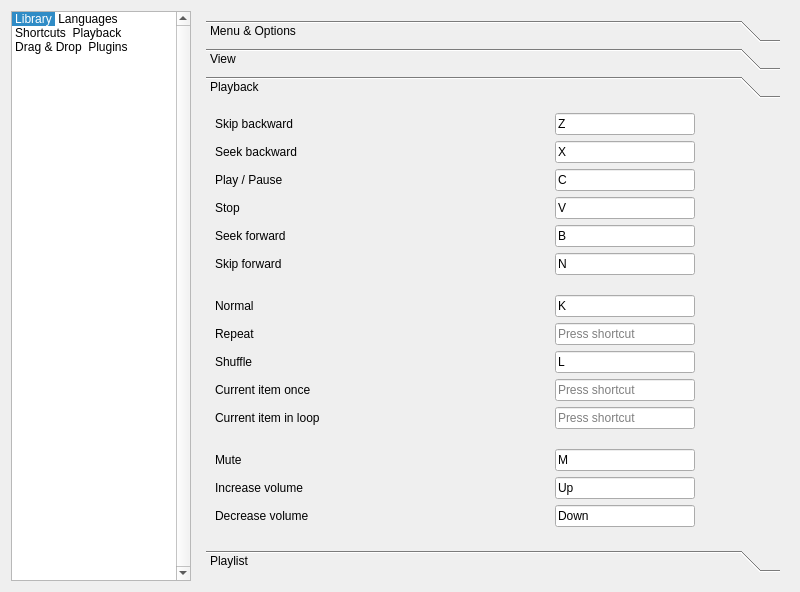
Qt form code/MiamPlayer/customizeoptionsdialog.ui (MBach/Miam-Player) before a commit.
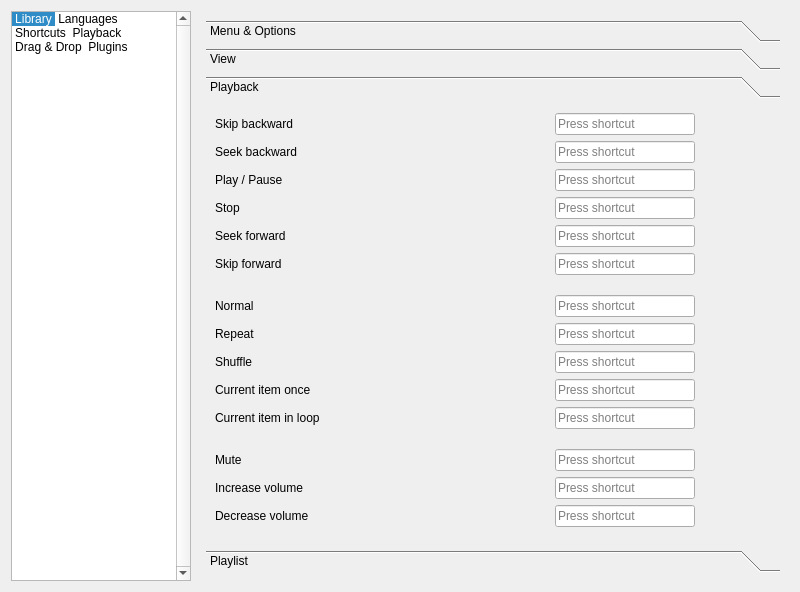
The same form after that commit. The open tabs and pages were chosen to show the change. Icons and pictures are not drawn. Custom widgets are drawn as their Qt base class.

Diff of the .ui file:
```diff
--- a/code/MiamPlayer/customizeoptionsdialog.ui
+++ b/code/MiamPlayer/customizeoptionsdialog.ui
@@ -1422,8 +1422,8 @@
           <property name="geometry">
            <rect>
             <x>0</x>
-            <y>0</y>
-            <width>299</width>
+            <y>-68</y>
+            <width>555</width>
             <height>508</height>
            </rect>
           </property>
@@ -1891,7 +1891,7 @@
            <item row="16" column="3">
             <widget class="QKeySequenceEdit" name="playbackRandom">
              <property name="keySequence">
-              <string notr="true">L</string>
+              <string notr="true"/>
              </property>
             </widget>
            </item>
@@ -1912,35 +1912,35 @@
            <item row="12" column="3">
             <widget class="QKeySequenceEdit" name="playbackSequential">
              <property name="keySequence">
-              <string notr="true">K</string>
+              <string notr="true"/>
              </property>
             </widget>
            </item>
            <item row="4" column="3">
             <widget class="QKeySequenceEdit" name="play">
              <property name="keySequence">
-              <string notr="true">C</string>
+              <string notr="true"/>
              </property>
             </widget>
            </item>
            <item row="0" column="3">
             <widget class="QKeySequenceEdit" name="skipBackward">
              <property name="keySequence">
-              <string notr="true">Z</string>
+              <string notr="true"/>
              </property>
             </widget>
            </item>
            <item row="6" column="3">
             <widget class="QKeySequenceEdit" name="stop">
              <property name="keySequence">
-              <string notr="true">V</string>
+              <string notr="true"/>
              </property>
             </widget>
            </item>
            <item row="2" column="3">
             <widget class="QKeySequenceEdit" name="seekBackward">
              <property name="keySequence">
-              <string notr="true">X</string>
+              <string notr="true"/>
              </property>
             </widget>
            </item>
@@ -1966,14 +1966,14 @@
            <item row="10" column="3">
             <widget class="QKeySequenceEdit" name="skipForward">
              <property name="keySequence">
-              <string notr="true">N</string>
+              <string notr="true"/>
              </property>
             </widget>
            </item>
            <item row="8" column="3">
             <widget class="QKeySequenceEdit" name="seekForward">
              <property name="keySequence">
-              <string notr="true">B</string>
+              <string notr="true"/>
              </property>
             </widget>
            </item>
@@ -2205,21 +2205,21 @@
            <item row="23" column="3">
             <widget class="QKeySequenceEdit" name="mute">
              <property name="keySequence">
-              <string notr="true">M</string>
+              <string notr="true"/>
              </property>
             </widget>
            </item>
            <item row="25" column="3">
             <widget class="QKeySequenceEdit" name="increaseVolume">
              <property name="keySequence">
-              <string notr="true">Up</string>
+              <string notr="true"/>
              </property>
             </widget>
            </item>
            <item row="27" column="3">
             <widget class="QKeySequenceEdit" name="decreaseVolume">
              <property name="keySequence">
-              <string notr="true">Down</string>
+              <string notr="true"/>
              </property>
             </widget>
            </item>
```
Left out of the diff: 56 changed lines with no effect on the pictures.
